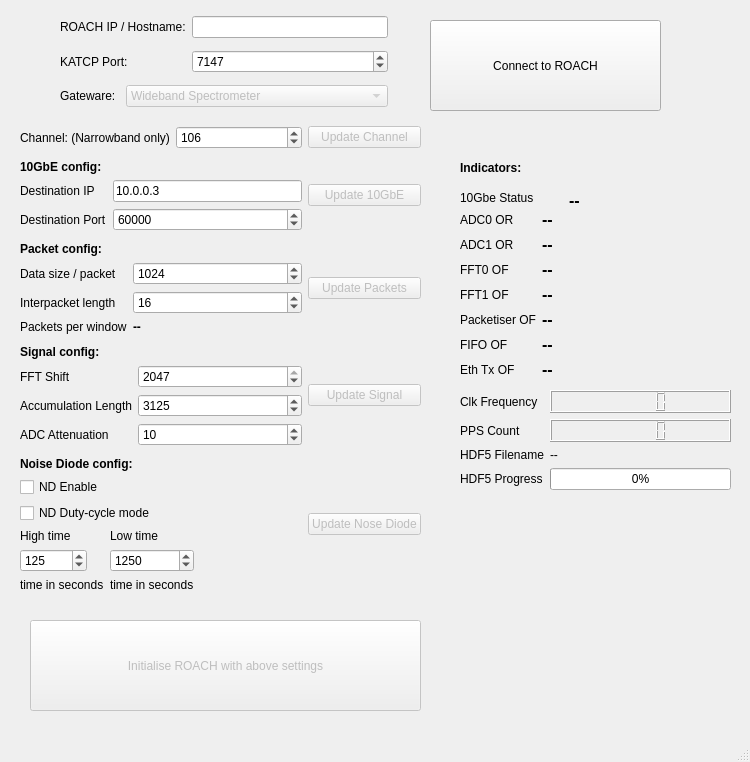
Old version of the form pyqt4/roachWindow.ui in the repository james-smith-za/python-sandbox.
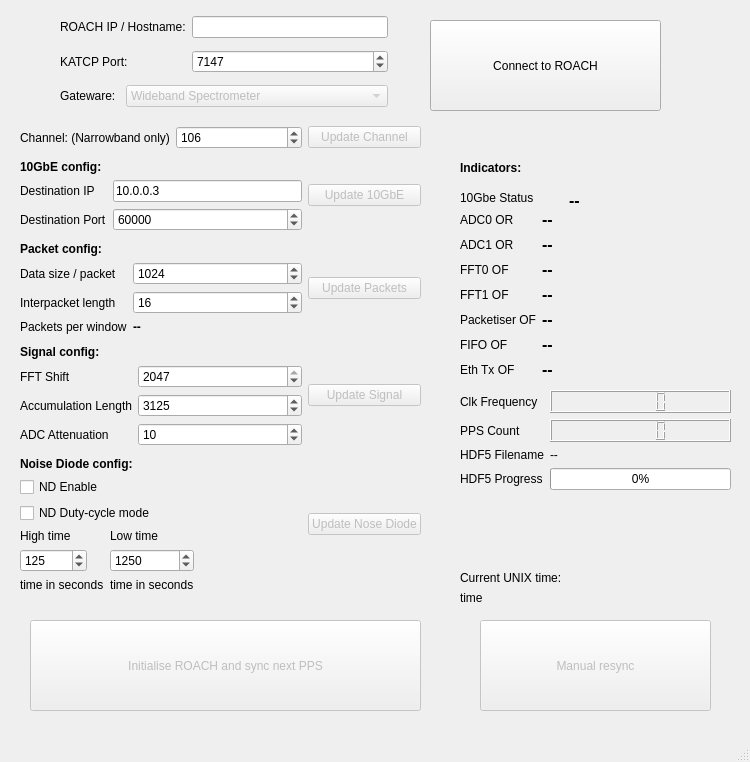
New version of the form.

Commit message: UI working and ROACH initialised, doesn't actually sync up and start anything yet though.

The edit to the form file:
```diff
--- a/pyqt4/roachWindow.ui
+++ b/pyqt4/roachWindow.ui
@@ -27,7 +27,7 @@
      </rect>
     </property>
     <property name="text">
-     <string>Initialise ROACH with above settings</string>
+     <string>Initialise ROACH and sync next PPS</string>
     </property>
    </widget>
    <widget class="QLabel" name="label_14">
@@ -766,6 +766,64 @@
      <string>Connect to ROACH</string>
     </property>
    </widget>
+   <widget class="QPushButton" name="_manualResyncButton">
+    <property name="enabled">
+     <bool>false</bool>
+    </property>
+    <property name="geometry">
+     <rect>
+      <x>480</x>
+      <y>620</y>
+      <width>231</width>
+      <height>91</height>
+     </rect>
+    </property>
+    <property name="text">
+     <string>Manual resync</string>
+    </property>
+   </widget>
+   <widget class="QPushButton" name="_initRoachButton_2">
+    <property name="enabled">
+     <bool>false</bool>
+    </property>
+    <property name="geometry">
+     <rect>
+      <x>60</x>
+      <y>1220</y>
+      <width>391</width>
+      <height>91</height>
+     </rect>
+    </property>
+    <property name="text">
+     <string>Initialise ROACH and sync next PPS</string>
+    </property>
+   </widget>
+   <widget class="QLabel" name="label_27">
+    <property name="geometry">
+     <rect>
+      <x>460</x>
+      <y>570</y>
+      <width>121</width>
+      <height>16</height>
+     </rect>
+    </property>
+    <property name="text">
+     <string>Current UNIX time:</string>
+    </property>
+   </widget>
+   <widget class="QLabel" name="_timeLabel">
+    <property name="geometry">
+     <rect>
+      <x>460</x>
+      <y>590</y>
+      <width>151</width>
+      <height>16</height>
+     </rect>
+    </property>
+    <property name="text">
+     <string>time</string>
+    </property>
+   </widget>
   </widget>
   <widget class="QMenuBar" name="menubar">
    <property name="geometry">
```
The commit also changes 2 other files.
